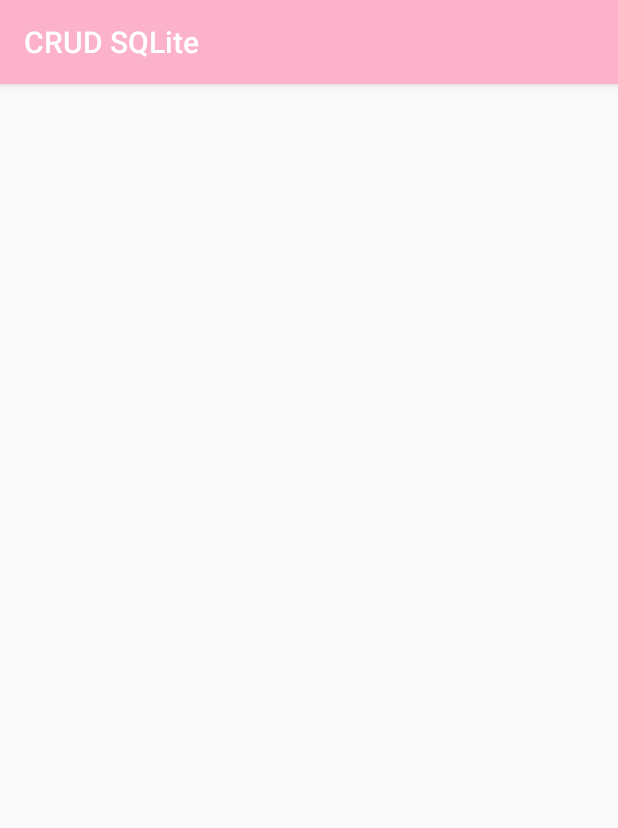
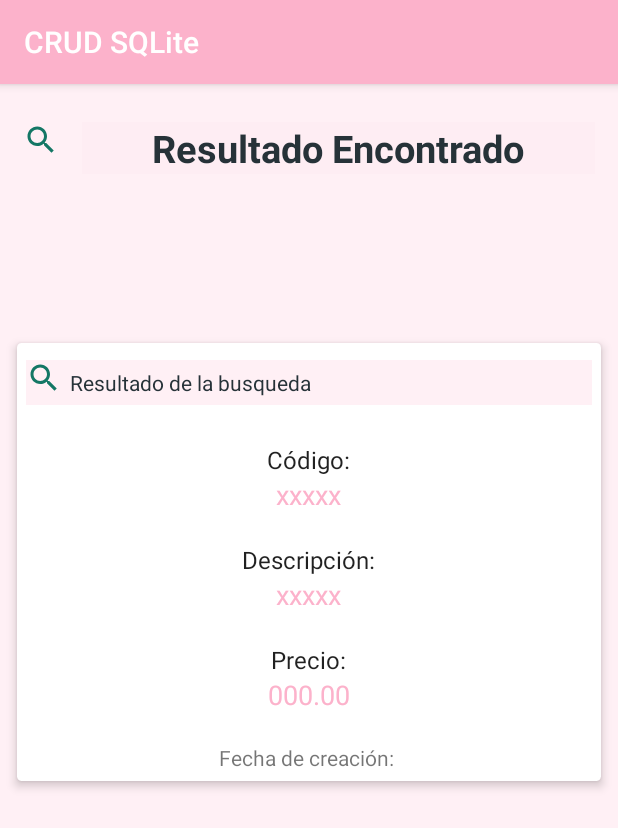
Before and after one commit to SaraiRamirez10/SQLITE, an Android app: the DetalleArticulos screen opened directly, with no data from a screen before it, on a phone screen of 412 x 824 dp. Shown: the top 828 px of the screen. Run offline under Robolectric (Android 15) with nearby library versions, the phone set to English and light mode, and no system bars.

Commit message:
interfaz de detalle articulos

```diff
--- a/app/src/main/res/layout/activity_detalle_articulos.xml
+++ b/app/src/main/res/layout/activity_detalle_articulos.xml
@@ -1,9 +1,143 @@
 <?xml version="1.0" encoding="utf-8"?>
-<androidx.constraintlayout.widget.ConstraintLayout xmlns:android="http://schemas.android.com/apk/res/android"
+<LinearLayout xmlns:android="http://schemas.android.com/apk/res/android"
     xmlns:app="http://schemas.android.com/apk/res-auto"
     xmlns:tools="http://schemas.android.com/tools"
     android:layout_width="match_parent"
     android:layout_height="match_parent"
+    android:orientation="vertical"
+    android:background="#FFF0F5"
     tools:context=".DetalleArticulos">
 
-</androidx.constraintlayout.widget.ConstraintLayout>
+    <LinearLayout
+        android:layout_width="match_parent"
+        android:layout_height="wrap_content"
+        android:orientation="horizontal"
+        android:layout_marginTop="25dp"
+        android:layout_marginLeft="15dp"
+        android:layout_marginBottom="50dp">
+
+        <ImageView android:layout_width="wrap_content"
+            android:layout_height="wrap_content"
+            android:src="@drawable/ic_search" />
+
+        <TextView
+            android:layout_width="match_parent"
+            android:layout_height="wrap_content"
+            android:text="Resultado Encontrado"
+            android:textSize="25sp"
+            android:textStyle="bold"
+            android:layout_marginBottom="30dp"
+            android:layout_marginLeft="15dp"
+            android:layout_marginRight="15dp"
+            android:textColor="#263238"
+            android:background="#4AFCE4EC"
+            android:textAlignment="center"/>
+    </LinearLayout>
+    <ScrollView
+        android:layout_width="match_parent"
+        android:layout_height="match_parent">
+
+    <LinearLayout
+        android:layout_width="match_parent"
+        android:layout_height="match_parent"
+        android:orientation="vertical">
+
+        <TextView android:id="@+id/tv_descripcion"
+            android:layout_width="match_parent"
+            android:layout_height="wrap_content"
+            />
+
+        <!--<android.support.v7.widget.CardView-->
+        <androidx.cardview.widget.CardView
+            xmlns:card_view="http://schemas.android.com/apk/res-auto"
+            android:layout_width="match_parent"
+            android:layout_height="wrap_content"
+            card_view:cardUseCompatPadding="true"
+            card_view:cardElevation="4dp"
+            card_view:cardCornerRadius="3dp"
+            android:layout_margin="6dp">
+
+            <LinearLayout
+                android:id="@+id/linearLayout"
+                android:layout_width="match_parent"
+                android:layout_height="wrap_content"
+                android:orientation="vertical"
+                android:padding="6dp"
+                android:gravity="center">
+
+                <LinearLayout
+                    android:layout_width="match_parent"
+                    android:layout_height="wrap_content"
+                    android:orientation="horizontal"
+                    android:layout_marginTop="5dp"
+                    android:layout_marginLeft="0dp"
+                    android:background="#FFF0F5" >
+                    <ImageView android:layout_width="wrap_content"
+                        android:layout_height="wrap_content"
+                        android:src="@drawable/ic_search"/>
+                    <TextView android:id="@+id/tvInformId"
+                        android:textColor="#263238"
+                        android:layout_width="match_parent"
+                        android:layout_height="wrap_content"
+                        android:text="Resultado de la busqueda"
+                        android:padding="5dp" />
+                </LinearLayout>
+
+                <TextView android:id="@+id/tvUserName"
+                    android:layout_width="wrap_content"
+                    android:layout_height="wrap_content"
+                    android:textAppearance="@android:style/TextAppearance"
+                    android:text="Código:" android:layout_marginTop="25dp" />
+
+        <TextView
+            android:id="@+id/tv_codigo1"
+            android:textColor="@color/colorPrimaryDark"
+            android:layout_width="wrap_content"
+            android:layout_height="wrap_content"
+            android:textAppearance="@style/Base.TextAppearance.AppCompat.Medium"
+            android:text="xxxxx"
+            android:layout_marginBottom="20dp"/>
+
+                <TextView android:id="@+id/tvUserName1"
+                    android:layout_width="wrap_content"
+                    android:layout_height="wrap_content"
+                    android:textAppearance="@android:style/TextAppearance"
+                    android:text="Descripción:" />
+
+                <TextView android:id="@+id/tv_descripcion1"
+                    android:textColor="@color/colorPrimaryDark"
+                    android:layout_width="wrap_content"
+                    android:textAppearance="@style/Base.TextAppearance.AppCompat.Medium"
+                    android:layout_height="wrap_content"
+                    android:text="xxxxx"
+                    android:layout_marginBottom="20dp"/>
+
+                <TextView android:id="@+id/tvUserName2"
+                    android:layout_width="wrap_content"
+                    android:layout_height="wrap_content"
+                    android:textAppearance="@android:style/TextAppearance"
+                    android:text="Precio:"
+                    />
+
+                <TextView android:id="@+id/tv_precio1"
+                    android:textColor="@color/colorPrimaryDark"
+                    android:layout_width="wrap_content"
+                    android:textAppearance="@style/Base.TextAppearance.AppCompat.Medium"
+                    android:layout_height="wrap_content"
+                    android:text="000.00" />
+
+                <TextView android:id="@+id/tv_fecha"
+                    android:layout_width="wrap_content"
+                    android:layout_height="wrap_content"
+                    android:text="Fecha de creación: "
+                    android:layout_marginTop="20dp" />
+
+                <LinearLayout
+                    android:layout_width="match_parent"
+                    android:layout_height="wrap_content"
+                    android:orientation="horizontal"/>
+            </LinearLayout>
+        </androidx.cardview.widget.CardView>
+    </LinearLayout>
+    </ScrollView>
+</LinearLayout>
```
